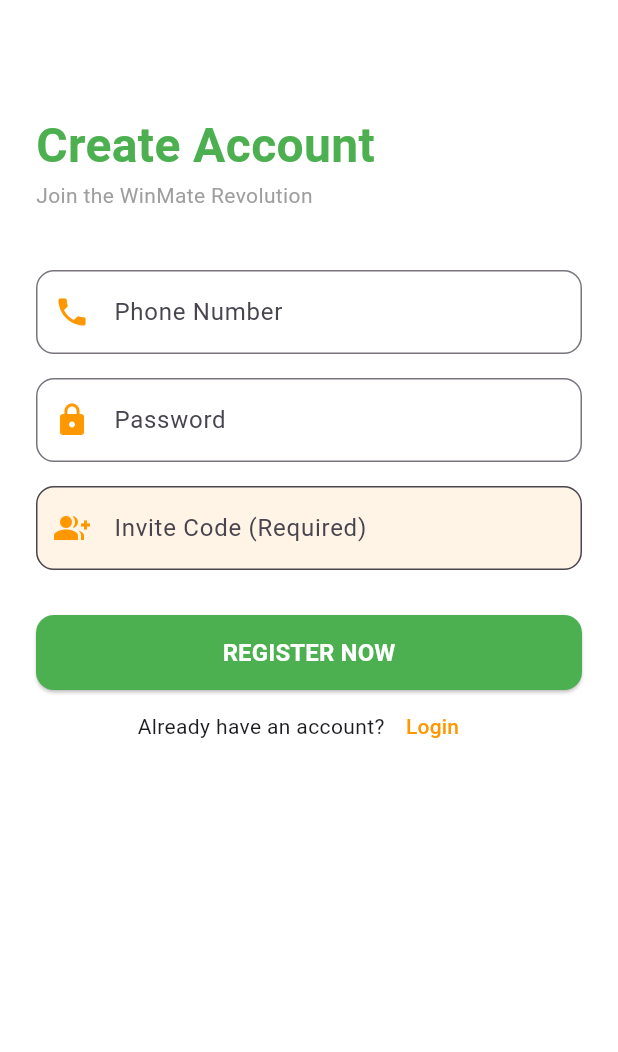
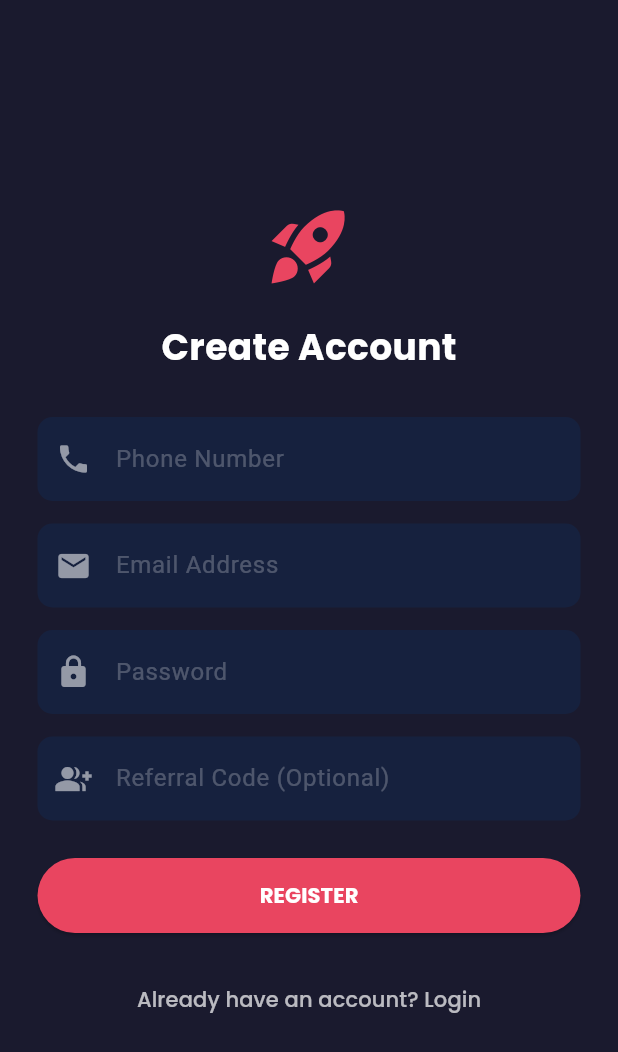
Before and after one commit to bhumialokesh96-netizen/WinMate, a Flutter app: the RegisterScreen screen opened directly, on a phone screen of 412 x 824 dp. Shown: the top 1052 px of the screen. Run offline on Flutter 3.47's test engine with Material 3 defaults, Android fonts, the phone set to English and light mode, and no system bars; our stand-ins replace google_fonts, permission_handler, supabase_flutter; accounts and stored records are empty.

Commit message:
update register_screen.dart

```diff
--- a/lib/features/auth/register_screen.dart
+++ b/lib/features/auth/register_screen.dart
@@ -1,7 +1,7 @@
 import 'package:flutter/material.dart';
-import '../../services/supabase_service.dart';
-import '../dashboard/main_nav_screen.dart'; // We will create this next
-import 'login_screen.dart';
+import 'package:google_fonts/google_fonts.dart';
+import 'package:supabase_flutter/supabase_flutter.dart';
+import 'package:winmate/features/dashboard/main_nav_screen.dart';
 
 class RegisterScreen extends StatefulWidget {
   const RegisterScreen({super.key});
@@ -11,128 +11,117 @@ class RegisterScreen extends StatefulWidget {
 }
 
 class _RegisterScreenState extends State<RegisterScreen> {
+  final SupabaseClient supabase = Supabase.instance.client;
+  final _emailController = TextEditingController();
+  final _passwordController = TextEditingController();
   final _phoneController = TextEditingController();
-  final _passController = TextEditingController();
-  final _inviteController = TextEditingController(); // Mandatory
-  bool _isLoading = false;
-  final SupabaseService _auth = SupabaseService();
+  final _referralController = TextEditingController(); // <--- NEW CONTROLLER
+  bool isLoading = false;
 
-  void _handleRegister() async {
-    setState(() => _isLoading = true);
+  Future<void> _signUp() async {
+    setState(() => isLoading = true);
 
-    // Call the Service
-    String? error = await _auth.registerUser(
-      phone: _phoneController.text.trim(),
-      password: _passController.text.trim(),
-      parentInviteCode: _inviteController.text.trim().toUpperCase(),
+    final email = _emailController.text.trim();
+    final password = _passwordController.text.trim();
+    final phone = _phoneController.text.trim();
+    final referral = _referralController.text.trim(); // <--- GET CODE
+
+    try {
+      // 1. Sign up with Metadata
+      final AuthResponse res = await supabase.auth.signUp(
+        email: email,
+        password: password,
+        data: {
+          'phone': phone,
+          'referred_by': referral.isNotEmpty ? referral : null, // <--- PASS TO DB
+        },
       );
 
-    setState(() => _isLoading = false);
-
-    if (error == null) {
-      // Success! Go to Dashboard
+      if (res.user != null) {
         if (mounted) {
            Navigator.pushReplacement(
             context,
             MaterialPageRoute(builder: (_) => const MainNavScreen())
           );
         }
-    } else {
-      // Error
-      if (mounted) {
-        ScaffoldMessenger.of(context).showSnackBar(SnackBar(
-          content: Text(error),
-          backgroundColor: Colors.red,
-        ));
       }
+    } catch (e) {
+      ScaffoldMessenger.of(context).showSnackBar(
+        SnackBar(content: Text("Error: ${e.toString()}")),
+      );
+    } finally {
+      if (mounted) setState(() => isLoading = false);
     }
   }
 
   @override
   Widget build(BuildContext context) {
     return Scaffold(
-      backgroundColor: Colors.white,
-      body: SafeArea(
-        child: Padding(
-          padding: const EdgeInsets.all(24.0),
+      backgroundColor: const Color(0xFF1A1A2E),
+      body: Center(
         child: SingleChildScrollView(
+          padding: const EdgeInsets.all(25),
           child: Column(
-              crossAxisAlignment: CrossAxisAlignment.start,
+            mainAxisAlignment: MainAxisAlignment.center,
             children: [
-                const SizedBox(height: 50),
-                const Text("Create Account", style: TextStyle(fontSize: 32, fontWeight: FontWeight.bold, color: Color(0xFF4CAF50))),
-                const Text("Join the WinMate Revolution", style: TextStyle(color: Colors.grey)),
-                const SizedBox(height: 40),
-
-                // Phone
-                TextField(
-                  controller: _phoneController,
-                  keyboardType: TextInputType.phone,
-                  decoration: InputDecoration(
-                    labelText: "Phone Number",
-                    prefixIcon: const Icon(Icons.phone, color: Colors.orange),
-                    border: OutlineInputBorder(borderRadius: BorderRadius.circular(12)),
-                  ),
-                ),
-                const SizedBox(height: 16),
-
-                // Password
-                TextField(
-                  controller: _passController,
-                  obscureText: true,
-                  decoration: InputDecoration(
-                    labelText: "Password",
-                    prefixIcon: const Icon(Icons.lock, color: Colors.orange),
-                    border: OutlineInputBorder(borderRadius: BorderRadius.circular(12)),
-                  ),
-                ),
-                const SizedBox(height: 16),
-
-                // Invite Code
-                TextField(
-                  controller: _inviteController,
-                  textCapitalization: TextCapitalization.characters,
-                  decoration: InputDecoration(
-                    labelText: "Invite Code (Required)",
-                    prefixIcon: const Icon(Icons.group_add, color: Colors.orange),
-                    border: OutlineInputBorder(borderRadius: BorderRadius.circular(12)),
-                    filled: true,
-                    fillColor: Colors.orange.withOpacity(0.1),
-                  ),
-                ),
+              const Icon(Icons.rocket_launch, color: Color(0xFFE94560), size: 60),
+              const SizedBox(height: 20),
+              Text("Create Account", style: GoogleFonts.poppins(color: Colors.white, fontSize: 24, fontWeight: FontWeight.bold)),
               const SizedBox(height: 30),
 
-                // Button
+              // PHONE
+              _buildTextField(_phoneController, "Phone Number", Icons.phone),
+              const SizedBox(height: 15),
+
+              // EMAIL
+              _buildTextField(_emailController, "Email Address", Icons.email),
+              const SizedBox(height: 15),
+
+              // PASSWORD
+              _buildTextField(_passwordController, "Password", Icons.lock, isPassword: true),
+              const SizedBox(height: 15),
+
+              // REFERRAL CODE (NEW)
+              _buildTextField(_referralController, "Referral Code (Optional)", Icons.group_add),
+              const SizedBox(height: 25),
+
+              // BUTTON
               SizedBox(
                 width: double.infinity,
                 height: 50,
                 child: ElevatedButton(
-                    onPressed: _isLoading ? null : _handleRegister,
-                    style: ElevatedButton.styleFrom(
-                      backgroundColor: const Color(0xFF4CAF50), // Green Theme
-                      shape: RoundedRectangleBorder(borderRadius: BorderRadius.circular(12)),
-                    ),
-                    child: _isLoading
+                  style: ElevatedButton.styleFrom(backgroundColor: const Color(0xFFE94560)),
+                  onPressed: isLoading ? null : _signUp,
+                  child: isLoading
                     ? const CircularProgressIndicator(color: Colors.white)
-                      : const Text("REGISTER NOW", style: TextStyle(fontSize: 16, color: Colors.white, fontWeight: FontWeight.bold)),
+                    : Text("REGISTER", style: GoogleFonts.poppins(fontWeight: FontWeight.bold, color: Colors.white)),
                 ),
               ),
 
-                // Login Link
-                Row(
-                  mainAxisAlignment: MainAxisAlignment.center,
-                  children: [
-                    const Text("Already have an account?"),
+              const SizedBox(height: 20),
               TextButton(
-                      onPressed: () => Navigator.pushReplacement(context, MaterialPageRoute(builder: (_) => const LoginScreen())),
-                      child: const Text("Login", style: TextStyle(color: Colors.orange)),
-                    )
-                  ],
+                onPressed: () => Navigator.pop(context),
+                child: Text("Already have an account? Login", style: GoogleFonts.poppins(color: Colors.white70)),
               )
             ],
           ),
         ),
       ),
+    );
+  }
+
+  Widget _buildTextField(TextEditingController controller, String hint, IconData icon, {bool isPassword = false}) {
+    return TextField(
+      controller: controller,
+      obscureText: isPassword,
+      style: const TextStyle(color: Colors.white),
+      decoration: InputDecoration(
+        prefixIcon: Icon(icon, color: Colors.white54),
+        hintText: hint,
+        hintStyle: const TextStyle(color: Colors.white24),
+        filled: true,
+        fillColor: const Color(0xFF16213E),
+        border: OutlineInputBorder(borderRadius: BorderRadius.circular(10), borderSide: BorderSide.none),
       ),
     );
   }
```
Lines whose indentation alone changed are shown as unchanged.
